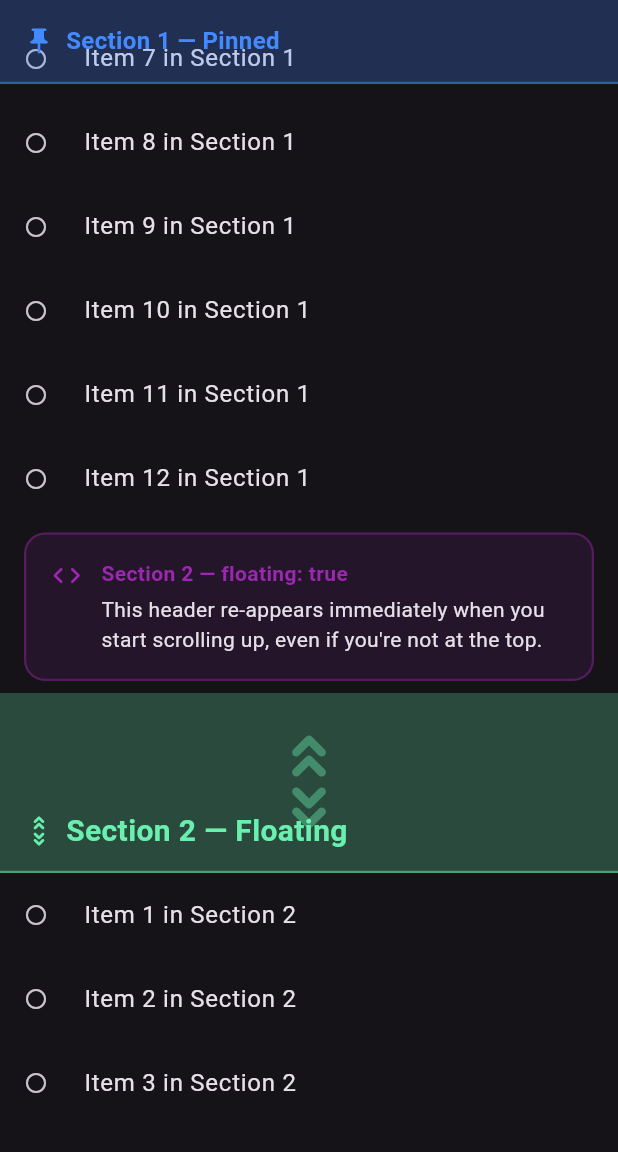
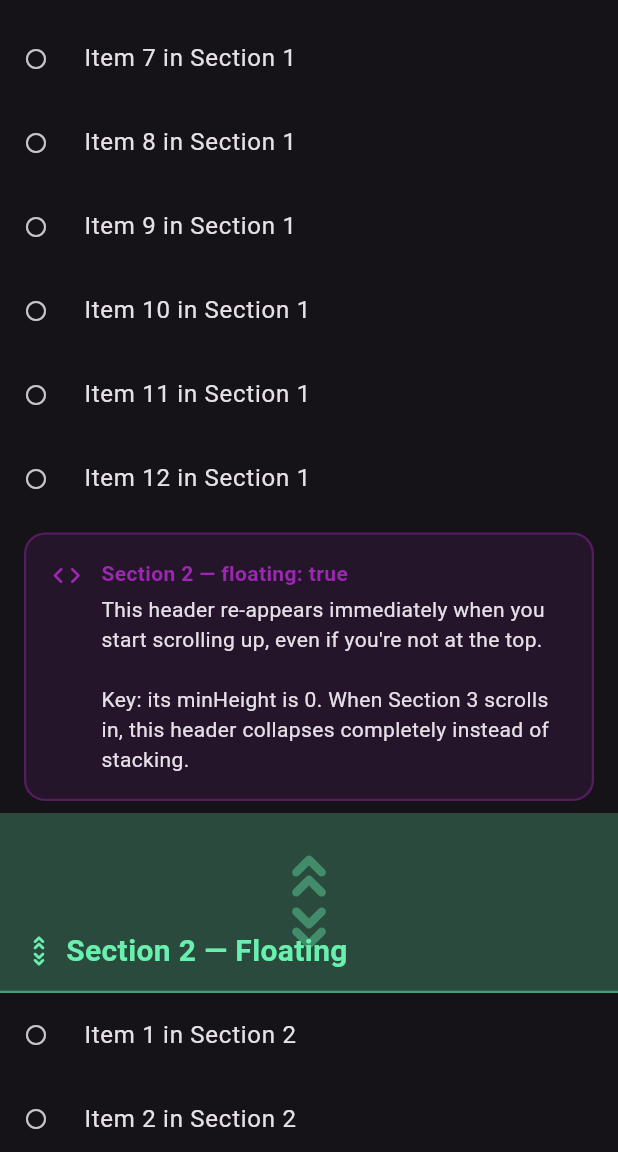
Before and after one commit to vdulnev/sliver, a Flutter app: the Lesson4PersistentHeaderScreen screen opened by its route, scrolled down 1152 dp, on a phone screen of 412 x 824 dp, the part 84-1236 px from its top. Run offline on Flutter 3.47's test engine with Material 3 defaults, Android fonts, the light colour scheme and no system bars.

Commit message:
feat: add Section 3 replacing demo and fix header content bleed-through
Add a third section to Lesson 4 demonstrating how SliverPersistentHeader
with minHeight: 0 collapses when the next section's header scrolls into
position, replacing rather than stacking. Sections 1 and 2 minHeight are
set to 0 to form the replacing chain.

Fix _CustomHeaderDelegate to wrap its content in a Material widget using
scaffoldBackgroundColor, preventing list items from showing through the
semi-transparent header tint. Elevation is driven by overlapsContent so
a depth shadow appears only when content scrolls beneath the header.

```diff
--- a/lib/screens/lessons/lesson4_persistent_header_screen.dart
+++ b/lib/screens/lessons/lesson4_persistent_header_screen.dart
@@ -63,10 +63,10 @@ class Lesson4PersistentHeaderScreen extends StatelessWidget {
           SliverPersistentHeader(
             pinned: true,
             delegate: _CustomHeaderDelegate(
-              minHeight: 56,
+              minHeight: 0,
               maxHeight: 160,
               title: 'Section 1 — Pinned',
-              color: Colors.blueAccent,
+              color: Colors.blue,
               icon: Icons.push_pin_rounded,
             ),
           ),
@@ -86,14 +86,15 @@ class Lesson4PersistentHeaderScreen extends StatelessWidget {
               type: InfoBoxType.example,
               title: 'Section 2 — floating: true',
               body:
-                  'This header re-appears immediately when you start scrolling up, even if you\'re not at the top.',
+                  'This header re-appears immediately when you start scrolling up, even if you\'re not at the top.\n\n'
+                  'Key: its minHeight is 0. When Section 3 scrolls in, this header collapses completely instead of stacking.',
             ),
           ),
           SliverPersistentHeader(
-            pinned: false,
-            floating: true,
+            pinned: true,
+            floating: false,
             delegate: _CustomHeaderDelegate(
-              minHeight: 56,
+              minHeight: 0,
               maxHeight: 120,
               title: 'Section 2 — Floating',
               color: Colors.greenAccent,
@@ -107,6 +108,49 @@ class Lesson4PersistentHeaderScreen extends StatelessWidget {
                 title: Text('Item ${index + 1} in Section 2'),
               ),
               childCount: 20,
+            ),
+          ),
+          // Section 3 — Replacing
+          const SliverToBoxAdapter(
+            child: InfoBox(
+              type: InfoBoxType.example,
+              title: 'Section 3 — replacing behavior',
+              body:
+                  'Section 2\'s header had minHeight: 0, so it collapsed completely when this header '
+                  'scrolled into view. Only one header occupies the pinned spot at a time.',
+            ),
+          ),
+          const SliverToBoxAdapter(
+            child: CodeBlock(
+              '// Section that gets REPLACED:\n'
+              '_CustomHeaderDelegate(\n'
+              '  minHeight: 0,   // collapses → replaced\n'
+              '  maxHeight: 120,\n'
+              ')\n\n'
+              '// Section that REPLACES it:\n'
+              '_CustomHeaderDelegate(\n'
+              '  minHeight: 56,  // stays visible when pinned\n'
+              '  maxHeight: 140,\n'
+              ')',
+            ),
+          ),
+          SliverPersistentHeader(
+            pinned: true,
+            delegate: _CustomHeaderDelegate(
+              minHeight: 56,
+              maxHeight: 140,
+              title: 'Section 3 — Replacing',
+              color: Colors.deepOrangeAccent,
+              icon: Icons.swap_vert_circle_rounded,
+            ),
+          ),
+          SliverList(
+            delegate: SliverChildBuilderDelegate(
+              (context, index) => ListTile(
+                leading: const Icon(Icons.circle_outlined, size: 16),
+                title: Text('Item ${index + 1} in Section 3'),
+              ),
+              childCount: 15,
             ),
           ),
           const SliverToBoxAdapter(child: SizedBox(height: 40)),
@@ -146,7 +190,11 @@ class _CustomHeaderDelegate extends SliverPersistentHeaderDelegate {
     final diff = maxHeight - minHeight;
     final progress = diff == 0 ? 0.0 : (shrinkOffset / diff).clamp(0.0, 1.0);
 
-    return Container(
+    return Material(
+      color: Theme.of(context).scaffoldBackgroundColor,
+      elevation: overlapsContent ? 4 : 0,
+      shadowColor: color.withValues(alpha: 0.4),
+      child: Container(
         decoration: BoxDecoration(
           color: color.withValues(alpha: 0.25),
           border: Border(
@@ -160,7 +208,11 @@ class _CustomHeaderDelegate extends SliverPersistentHeaderDelegate {
             Opacity(
               opacity: (1 - progress).clamp(0.0, 1.0),
               child: Center(
-              child: Icon(icon, size: 64, color: color.withValues(alpha: 0.4)),
+                child: Icon(
+                  icon,
+                  size: 64,
+                  color: color.withValues(alpha: 0.4),
+                ),
               ),
             ),
             // Title animates down-right to a toolbar-like position
@@ -184,6 +236,7 @@ class _CustomHeaderDelegate extends SliverPersistentHeaderDelegate {
             ),
           ],
         ),
+      ),
     );
   }
 
```
Lines whose indentation alone changed are shown as unchanged.
